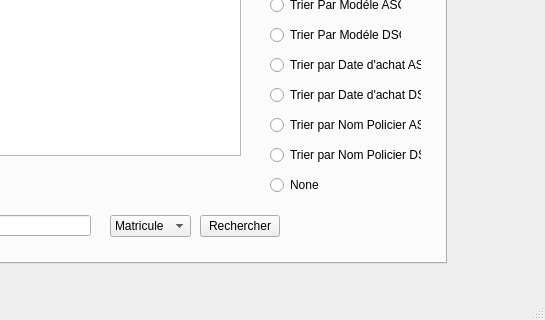
Before: the Qt Designer form mainwindow.ui in Crystal-Blu/police-station-2A25, drawn with Qt 5; both pictures show x 544 to 1089 and y 327 to 647 of the 1089 by 647 pixel window.
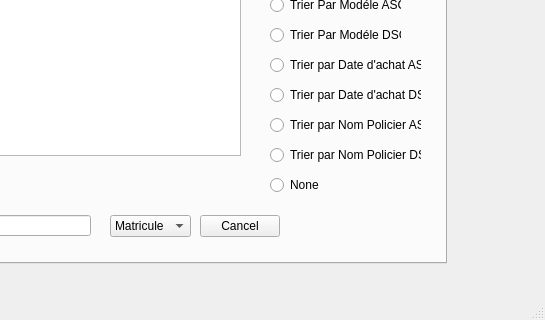
After: the same form once the commit is applied. The open tabs and pages were chosen to show the change.

Diff of the .ui file:
```diff
--- a/mainwindow.ui
+++ b/mainwindow.ui
@@ -424,7 +424,7 @@
          </rect>
         </property>
         <property name="text">
-         <string>Rechercher</string>
+         <string>Cancel</string>
         </property>
        </widget>
        <widget class="QRadioButton" name="radioButton_22">
```
Left out of the diff: 4 changed lines with no effect on the pictures.
